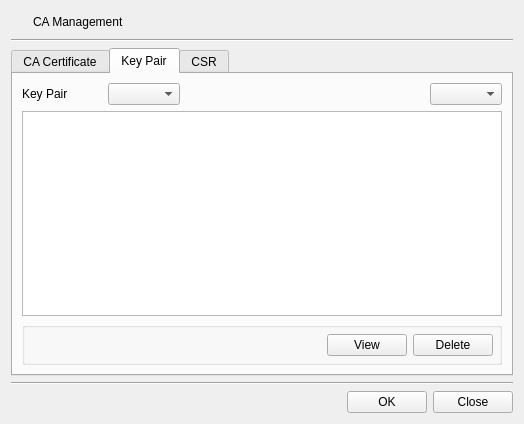
Qt form CertMan/ca_man_dlg.ui (jykim74/CertMan) before a commit.
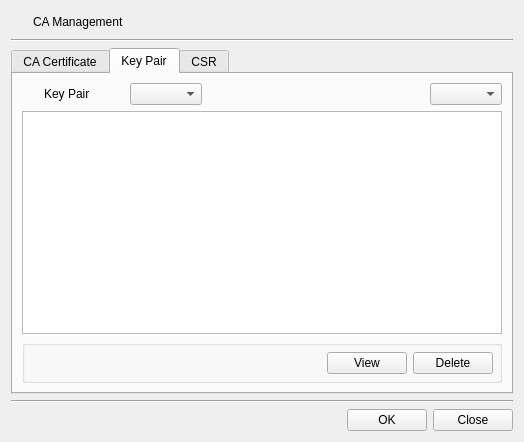
The same form after that commit. The open tabs and pages were chosen to show the change. Icons and pictures are not drawn.

The edit to the form file:
```diff
--- a/CertMan/ca_man_dlg.ui
+++ b/CertMan/ca_man_dlg.ui
@@ -7,7 +7,7 @@
     <x>0</x>
     <y>0</y>
     <width>524</width>
-    <height>424</height>
+    <height>442</height>
    </rect>
   </property>
   <property name="windowTitle">
@@ -190,7 +190,7 @@
          <property name="topMargin">
           <number>0</number>
          </property>
-         <item row="0" column="0">
+         <item row="0" column="1">
           <widget class="QLabel" name="label_2">
            <property name="minimumSize">
             <size>
@@ -203,25 +203,51 @@
            </property>
           </widget>
          </item>
-         <item row="0" column="2">
-          <spacer name="horizontalSpacer_3">
-           <property name="orientation">
-            <enum>Qt::Horizontal</enum>
-           </property>
-           <property name="sizeHint" stdset="0">
-            <size>
-             <width>40</width>
-             <height>20</height>
-            </size>
-           </property>
-          </spacer>
-         </item>
-         <item row="0" column="3">
+         <item row="0" column="4">
           <widget class="QComboBox" name="mKeyPairTypeCombo"/>
          </item>
-         <item row="0" column="1">
+         <item row="0" column="3">
+          <spacer name="horizontalSpacer_3">
+           <property name="orientation">
+            <enum>Qt::Horizontal</enum>
+           </property>
+           <property name="sizeHint" stdset="0">
+            <size>
+             <width>40</width>
+             <height>20</height>
+            </size>
+           </property>
+          </spacer>
+         </item>
+         <item row="0" column="2">
           <widget class="QComboBox" name="mKeyPairStatusCombo"/>
          </item>
+         <item row="0" column="0">
+          <widget class="QPushButton" name="pushButton_3">
+           <property name="minimumSize">
+            <size>
+             <width>16</width>
+             <height>0</height>
+            </size>
+           </property>
+           <property name="maximumSize">
+            <size>
+             <width>16</width>
+             <height>16777207</height>
+            </size>
+           </property>
+           <property name="text">
+            <string/>
+           </property>
+           <property name="icon">
+            <iconset resource="certman.qrc">
+             <normaloff>:/images/key_reg.png</normaloff>:/images/key_reg.png</iconset>
+           </property>
+           <property name="flat">
+            <bool>true</bool>
+           </property>
+          </widget>
+         </item>
         </layout>
        </item>
        <item>
```
Left out of the diff: 82 changed lines with no effect on the pictures.
